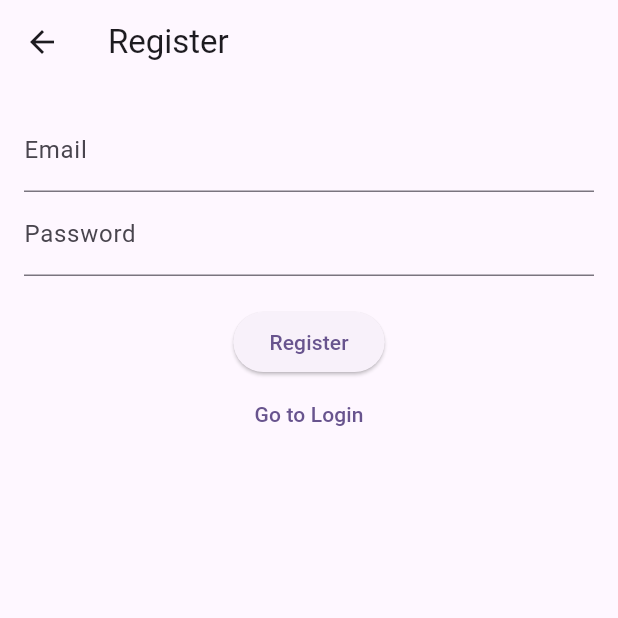
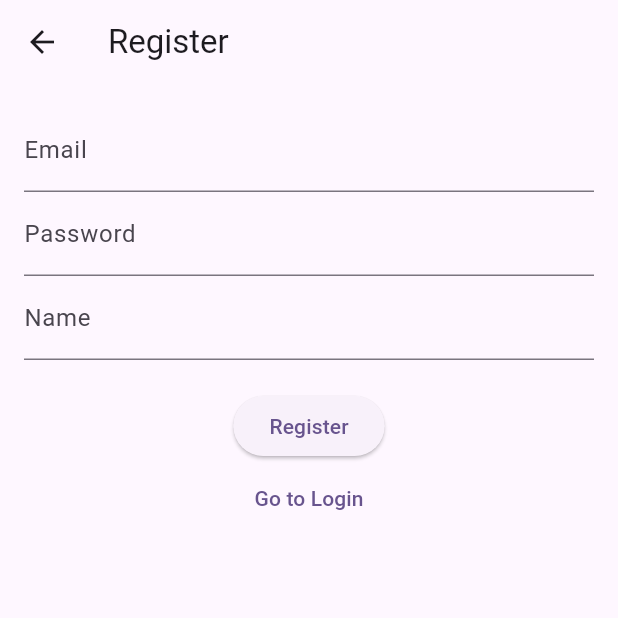
Before and after one commit to bintangyosua/EMMA, a Flutter app: the RegisterScreen screen opened directly, on a phone screen of 412 x 824 dp, the top half of it. Run offline on Flutter 3.47's test engine with Material 3 defaults, Android fonts, the phone set to English and light mode, and no system bars; our stand-ins replace cloud_firestore, firebase_auth, firebase_core, flutter_dotenv; accounts and stored records are empty.

Commit message:
register not hash

```diff
--- a/lib/ui/register_screen.dart
+++ b/lib/ui/register_screen.dart
@@ -1,6 +1,9 @@
 import 'package:flutter/material.dart';
 import 'package:firebase_auth/firebase_auth.dart';
+import 'package:cloud_firestore/cloud_firestore.dart';
 import 'login_screen.dart';
+
+final _firestore = FirebaseFirestore.instance;
 
 class RegisterScreen extends StatefulWidget {
   @override
@@ -10,6 +13,7 @@ class RegisterScreen extends StatefulWidget {
 class _RegisterScreenState extends State<RegisterScreen> {
   final _emailController = TextEditingController();
   final _passwordController = TextEditingController();
+  final _nameController = TextEditingController(); // For the user's name
 
   void register() async {
     try {
@@ -18,6 +22,13 @@ class _RegisterScreenState extends State<RegisterScreen> {
               email: _emailController.text, password: _passwordController.text);
 
       if (userCredential.user != null) {
+        String uid = userCredential.user!.uid;
+        await _firestore.collection('users').doc(uid).set({
+          'email': _emailController.text,
+          'name': _nameController.text,
+          'password': _passwordController.text, // Store the plain password
+          'mode_id': 'pkHOIxVBbFeX5jJPf2DS', // Reference to the mode document
+        });
         ScaffoldMessenger.of(context).showSnackBar(SnackBar(
           content: Text("Registration successful!"),
         ));
@@ -53,6 +64,10 @@ class _RegisterScreenState extends State<RegisterScreen> {
               decoration: InputDecoration(labelText: "Password"),
               obscureText: true,
             ),
+            TextField(
+              controller: _nameController,
+              decoration: InputDecoration(labelText: "Name"),
+            ),
             SizedBox(height: 20),
             ElevatedButton(
               onPressed: register,
--- a/pubspec.yaml
+++ b/pubspec.yaml
@@ -2,7 +2,7 @@ name: emma
 description: "Eisenhower Matrix Task Management App"
 # The following line prevents the package from being accidentally published to
 # pub.dev using `flutter pub publish`. This is preferred for private packages.
-publish_to: 'none' # Remove this line if you wish to publish to pub.dev
+publish_to: "none" # Remove this line if you wish to publish to pub.dev
 
 # The following defines the version and build number for your application.
 # A version number is three numbers separated by dots, like 1.2.43
@@ -31,13 +31,14 @@ dependencies:
   flutter:
     sdk: flutter
 
-
   # The following adds the Cupertino Icons font to your application.
   # Use with the CupertinoIcons class for iOS style icons.
   cupertino_icons: ^1.0.8
   firebase_core: ^3.6.0
   firebase_auth: ^5.3.1
   flutter_dotenv: ^5.0.2
+  cloud_firestore: ^5.4.4
+  bcrypt: ^1.1.3
 
 dev_dependencies:
   flutter_test:
@@ -55,7 +56,6 @@ dev_dependencies:
 
 # The following section is specific to Flutter packages.
 flutter:
-
   # The following line ensures that the Material Icons font is
   # included with your application, so that you can use the icons in
   # the material Icons class.
```
Also changed, not shown: pubspec.lock.
